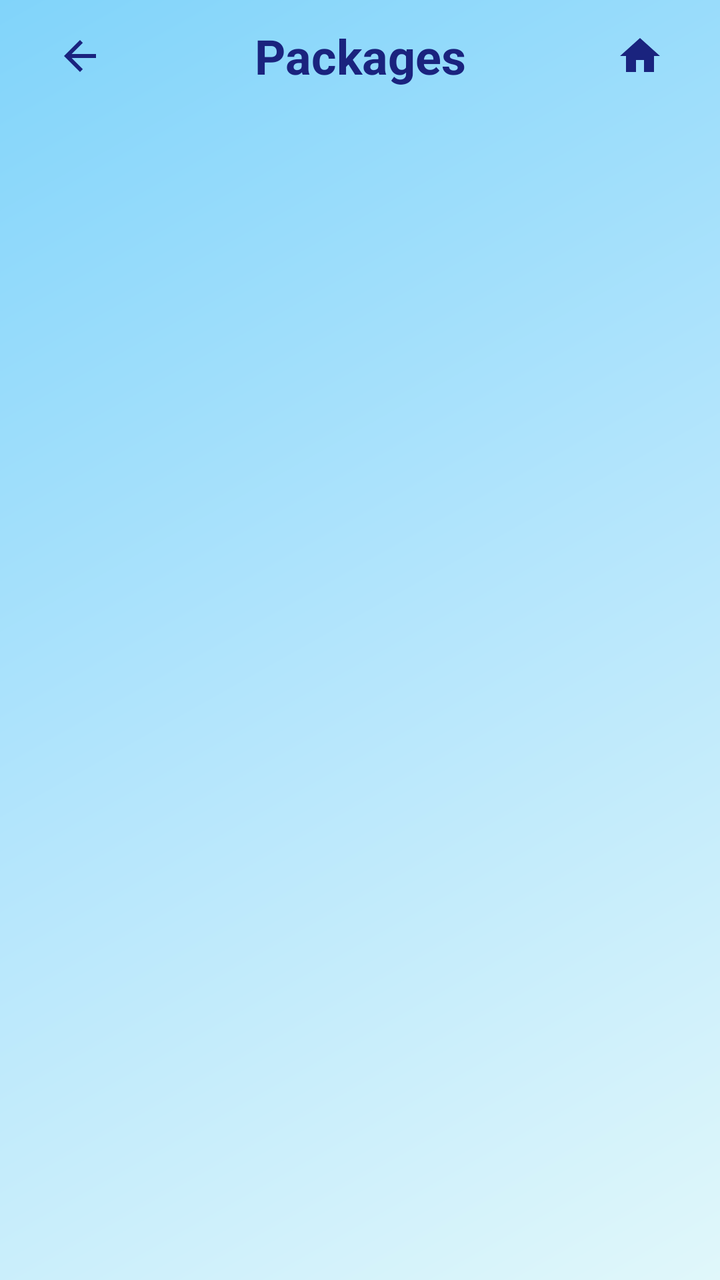
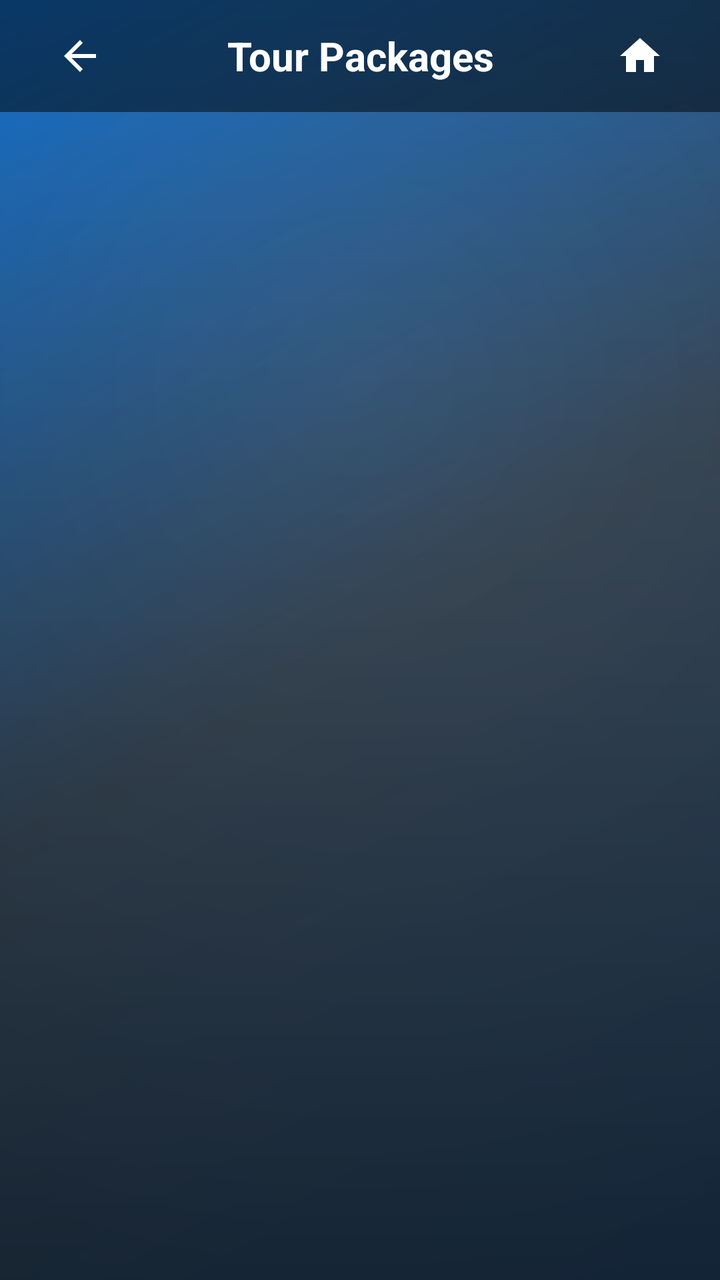

The first picture is an Android layout as it rendered before a commit; the second is the same layout after the commit. The layout source and the unified diff follow.
<!-- AndroidManifest.xml: activity theme Theme.SanbotApp.Fullscreen -->
<!-- res/layout/activity_package_list.xml -->
<?xml version="1.0" encoding="utf-8"?>
<FrameLayout xmlns:android="http://schemas.android.com/apk/res/android"
    xmlns:app="http://schemas.android.com/apk/res-auto"
    android:layout_width="match_parent"
    android:layout_height="match_parent"
    android:background="@drawable/bg_light_gradient">

    <androidx.constraintlayout.widget.ConstraintLayout
        android:layout_width="match_parent"
        android:layout_height="match_parent">

        <LinearLayout
            android:id="@+id/toolbar"
            android:layout_width="match_parent"
            android:layout_height="56dp"
            android:orientation="horizontal"
            android:gravity="center_vertical"
            android:paddingHorizontal="16dp"
            android:background="@android:color/transparent"
            app:layout_constraintTop_toTopOf="parent">

            <ImageButton
                android:id="@+id/backButton"
                android:layout_width="48dp"
                android:layout_height="48dp"
                android:background="?attr/selectableItemBackgroundBorderless"
                android:src="@drawable/ic_back"
                android:contentDescription="Back"
                android:tint="#1A237E" />

            <TextView
                android:layout_width="0dp"
                android:layout_height="wrap_content"
                android:layout_weight="1"
                android:text="Packages"
                android:textSize="24sp"
                android:textColor="#1A237E"
                android:textStyle="bold"
                android:gravity="center" />

            <ImageButton
                android:id="@+id/homeButton"
                android:layout_width="48dp"
                android:layout_height="48dp"
                android:background="?attr/selectableItemBackgroundBorderless"
                android:src="@drawable/ic_home"
                android:contentDescription="Home"
                android:tint="#1A237E" />

        </LinearLayout>

        <androidx.recyclerview.widget.RecyclerView
            android:id="@+id/packagesRecyclerView"
            android:layout_width="match_parent"
            android:layout_height="0dp"
            android:padding="16dp"
            android:clipToPadding="false"
            app:layout_constraintTop_toBottomOf="@id/toolbar"
            app:layout_constraintBottom_toBottomOf="parent" />

    </androidx.constraintlayout.widget.ConstraintLayout>

</FrameLayout>
<!-- resources referenced by this layout -->
<resources>
  <!-- drawable bg_light_gradient (drawable) -->
  <?xml version="1.0" encoding="utf-8"?>
  <shape xmlns:android="http://schemas.android.com/apk/res/android"
      android:shape="rectangle">
      <gradient
          android:type="linear"
          android:angle="135"
          android:startColor="#E0F7FA"
          android:centerColor="#B3E5FC"
          android:endColor="#81D4FA" />
  </shape>
  <!-- drawable ic_back (drawable) -->
  <?xml version="1.0" encoding="utf-8"?>
  <vector xmlns:android="http://schemas.android.com/apk/res/android"
      android:width="24dp"
      android:height="24dp"
      android:viewportWidth="24"
      android:viewportHeight="24">
      <path
          android:fillColor="#FFFFFF"
          android:pathData="M20,11H7.83l5.59,-5.59L12,4l-8,8 8,8 1.41,-1.41L7.83,13H20v-2z"/>
  </vector>
  <!-- drawable ic_home (drawable) -->
  <?xml version="1.0" encoding="utf-8"?>
  <vector xmlns:android="http://schemas.android.com/apk/res/android"
      android:width="24dp"
      android:height="24dp"
      android:viewportWidth="24"
      android:viewportHeight="24">
      <path
          android:fillColor="#FFFFFF"
          android:pathData="M10,20v-6h4v6h5v-8h3L12,3 2,12h3v8z"/>
  </vector>
  <style name="Theme.SanbotApp.Fullscreen" parent="Theme.SanbotApp">
          <item name="android:windowFullscreen">true</item>
          <item name="android:windowContentOverlay">@null</item>
          <item name="windowNoTitle">true</item>
          <item name="windowActionBar">false</item>
          <item name="android:windowDrawsSystemBarBackgrounds">true</item>
          <item name="android:fitsSystemWindows">true</item>
      </style>
  <style name="Theme.SanbotApp" parent="Theme.Material3.DayNight.NoActionBar">
          <item name="colorPrimary">@color/brand_blue</item>
          <item name="colorPrimaryVariant">@color/brand_blue</item>
          <item name="colorOnPrimary">@color/white</item>
          <item name="colorSecondary">@color/brand_orange</item>
          <item name="colorSecondaryVariant">@color/brand_orange</item>
          <item name="colorOnSecondary">@color/white</item>
          <item name="android:statusBarColor">@color/transparent</item>
          <item name="android:navigationBarColor">@color/transparent</item>
          <item name="android:windowBackground">@drawable/bg_light_gradient</item>
      </style>
  <color name="brand_blue">#0066CC</color>
  <color name="white">#FFFFFF</color>
  <color name="brand_orange">#FF6B35</color>
  <color name="transparent">#00000000</color>
</resources>

<!-- the commit's change to res/layout/activity_package_list.xml (unified diff, before → after) -->
@@ -3,7 +3,12 @@
     xmlns:app="http://schemas.android.com/apk/res-auto"
     android:layout_width="match_parent"
     android:layout_height="match_parent"
-    android:background="@drawable/bg_light_gradient">
+    android:background="@color/dark_gray">
+
+    <View
+        android:layout_width="match_parent"
+        android:layout_height="match_parent"
+        android:background="@drawable/bg_video_placeholder" />
 
     <androidx.constraintlayout.widget.ConstraintLayout
         android:layout_width="match_parent"
@@ -15,8 +20,8 @@
             android:layout_height="56dp"
             android:orientation="horizontal"
             android:gravity="center_vertical"
-            android:paddingHorizontal="16dp"
-            android:background="@android:color/transparent"
+            android:paddingHorizontal="@dimen/spacing_medium"
+            android:background="@color/black_50"
             app:layout_constraintTop_toTopOf="parent">
 
             <ImageButton
@@ -26,15 +31,15 @@
                 android:background="?attr/selectableItemBackgroundBorderless"
                 android:src="@drawable/ic_back"
                 android:contentDescription="Back"
-                android:tint="#1A237E" />
+                android:tint="@color/white" />
 
             <TextView
                 android:layout_width="0dp"
                 android:layout_height="wrap_content"
                 android:layout_weight="1"
-                android:text="Packages"
-                android:textSize="24sp"
-                android:textColor="#1A237E"
+                android:text="@string/title_tour_packages"
+                android:textSize="@dimen/text_h3"
+                android:textColor="@color/white"
                 android:textStyle="bold"
                 android:gravity="center" />
 
@@ -45,7 +50,7 @@
                 android:background="?attr/selectableItemBackgroundBorderless"
                 android:src="@drawable/ic_home"
                 android:contentDescription="Home"
-                android:tint="#1A237E" />
+                android:tint="@color/white" />
 
         </LinearLayout>
 
@@ -53,7 +58,7 @@
             android:id="@+id/packagesRecyclerView"
             android:layout_width="match_parent"
             android:layout_height="0dp"
-            android:padding="16dp"
+            android:padding="@dimen/spacing_medium"
             android:clipToPadding="false"
             app:layout_constraintTop_toBottomOf="@id/toolbar"
             app:layout_constraintBottom_toBottomOf="parent" />
<!-- resource entries referenced after the edit -->
@@ -1,16 +1,7 @@
 <!-- resources referenced by this layout -->
 <resources>
-  <!-- drawable bg_light_gradient (drawable) -->
-  <?xml version="1.0" encoding="utf-8"?>
-  <shape xmlns:android="http://schemas.android.com/apk/res/android"
-      android:shape="rectangle">
-      <gradient
-          android:type="linear"
-          android:angle="135"
-          android:startColor="#E0F7FA"
-          android:centerColor="#B3E5FC"
-          android:endColor="#81D4FA" />
-  </shape>
+  <color name="black_50">#80000000</color>
+  <color name="dark_gray">#2C3E50</color>
   <!-- drawable ic_back (drawable) -->
   <?xml version="1.0" encoding="utf-8"?>
   <vector xmlns:android="http://schemas.android.com/apk/res/android"
@@ -33,28 +24,55 @@
           android:fillColor="#FFFFFF"
           android:pathData="M10,20v-6h4v6h5v-8h3L12,3 2,12h3v8z"/>
   </vector>
-  <style name="Theme.SanbotApp.Fullscreen" parent="Theme.SanbotApp">
+  <string name="title_tour_packages">Tour Packages</string>
+  <style name="Theme.SanbotApp.Fullscreen">
+          <item name="android:windowNoTitle">true</item>
           <item name="android:windowFullscreen">true</item>
-          <item name="android:windowContentOverlay">@null</item>
-          <item name="windowNoTitle">true</item>
-          <item name="windowActionBar">false</item>
           <item name="android:windowDrawsSystemBarBackgrounds">true</item>
           <item name="android:fitsSystemWindows">true</item>
       </style>
-  <style name="Theme.SanbotApp" parent="Theme.Material3.DayNight.NoActionBar">
-          <item name="colorPrimary">@color/brand_blue</item>
-          <item name="colorPrimaryVariant">@color/brand_blue</item>
-          <item name="colorOnPrimary">@color/white</item>
-          <item name="colorSecondary">@color/brand_orange</item>
-          <item name="colorSecondaryVariant">@color/brand_orange</item>
-          <item name="colorOnSecondary">@color/white</item>
-          <item name="android:statusBarColor">@color/transparent</item>
-          <item name="android:navigationBarColor">@color/transparent</item>
-          <item name="android:windowBackground">@drawable/bg_light_gradient</item>
-      </style>
-  <color name="brand_blue">#0066CC</color>
   <color name="white">#FFFFFF</color>
-  <color name="brand_orange">#FF6B35</color>
-  <color name="transparent">#00000000</color>
+  <dimen name="spacing_medium">16dp</dimen>
+  <dimen name="text_h3">20sp</dimen>
+  <!-- drawable bg_video_placeholder (drawable) -->
+  <?xml version="1.0" encoding="utf-8"?>
+  <layer-list xmlns:android="http://schemas.android.com/apk/res/android">
+      
+      <item>
+          <shape android:shape="rectangle">
+              <gradient
+                  android:type="linear"
+                  android:angle="135"
+                  android:startColor="#1a3a5c"
+                  android:centerColor="#2C3E50"
+                  android:endColor="#0066CC" />
+          </shape>
+      </item>
+      
+      
+      <item>
+          <shape android:shape="rectangle">
+              <gradient
+                  android:type="radial"
+                  android:gradientRadius="600dp"
+                  android:centerX="50%"
+                  android:centerY="30%"
+                  android:startColor="#20FFFFFF"
+                  android:endColor="#00FFFFFF" />
+          </shape>
+      </item>
+      
+      
+      <item>
+          <shape android:shape="rectangle">
+              <gradient
+                  android:type="linear"
+                  android:angle="270"
+                  android:startColor="#00000000"
+                  android:centerColor="#30000000"
+                  android:endColor="#70000000" />
+          </shape>
+      </item>
+  </layer-list>
 </resources>
 
